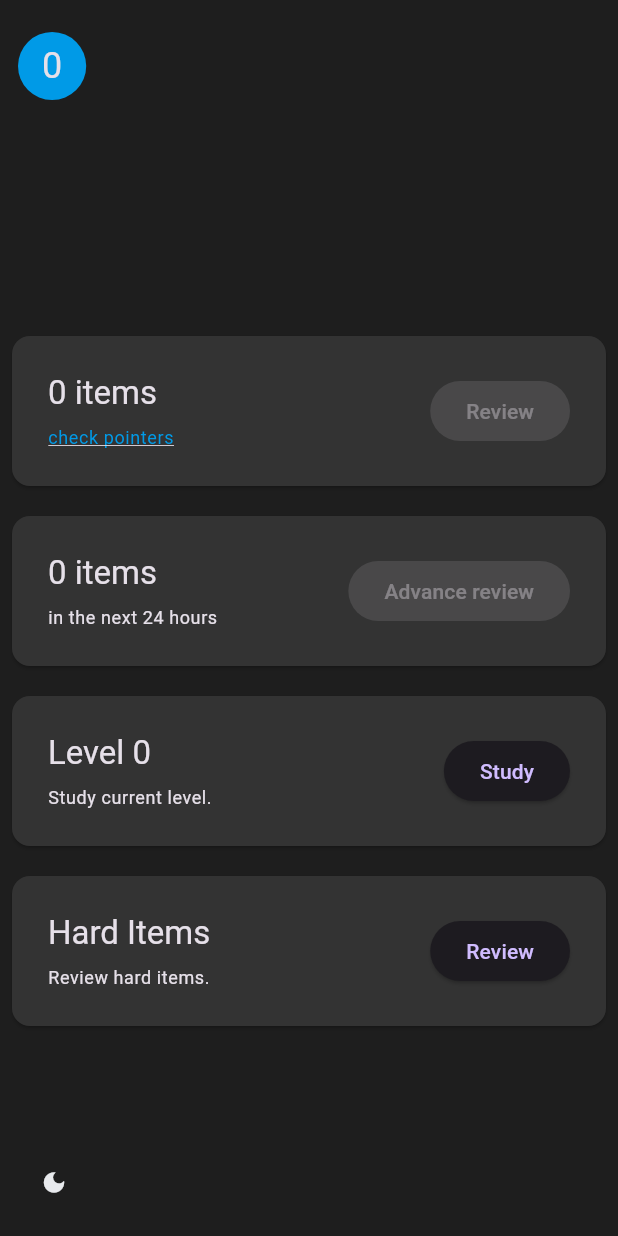
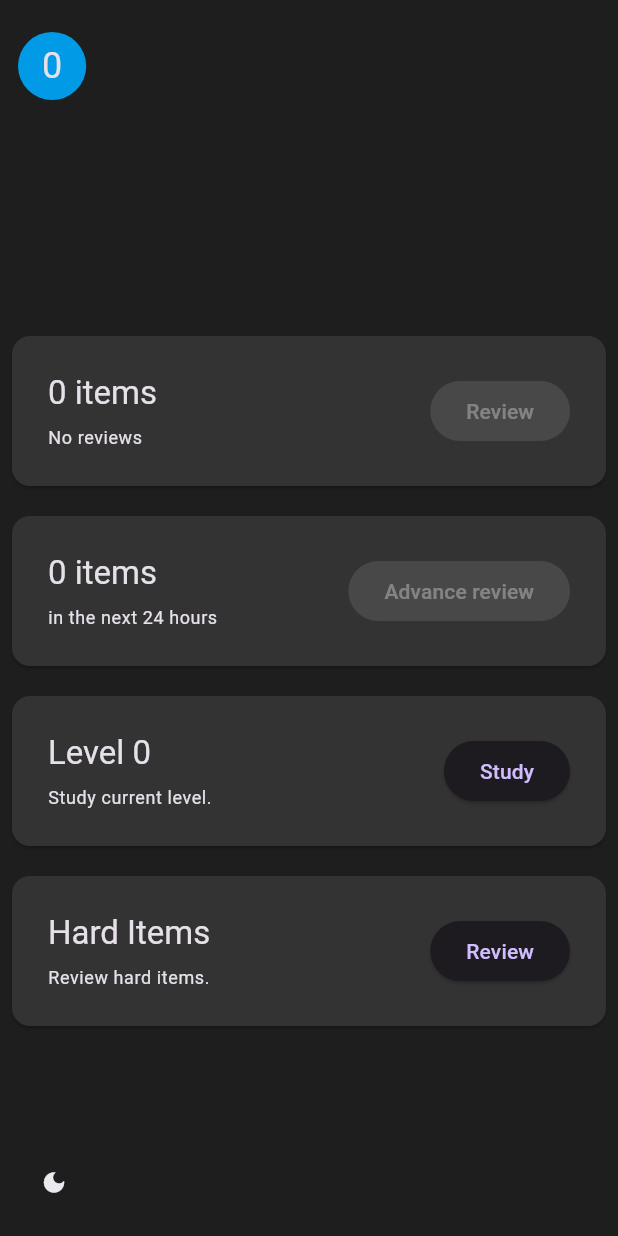
Before and after one commit to xamantra/mockani, a Flutter app: the HomeScreen screen opened by its route, on a phone screen of 412 x 824 dp. Run offline on Flutter 3.47's test engine with Material 2 defaults, Android fonts, the phone set to English and light mode, and no system bars; our stand-ins replace auto_size_text, shared_preferences, url_strategy; missing offline and left inert: auto_size_text_field, jovial_svg, kana_kit, string_similarity; accounts and stored records are empty; network calls fail.

Commit message:
hide pointers button if there are no reviews

```diff
--- a/lib/src/screens/reviews/review_available.dart
+++ b/lib/src/screens/reviews/review_available.dart
@@ -13,6 +13,7 @@ class AvailableReviewWidget extends StatelessWidget {
   final SummaryProvider summaryProvider;
 
   int get availableReview => summaryProvider.getAvailableReviews.length;
+  bool get noAvailable => availableReview == 0;
 
   @override
   Widget build(BuildContext context) {
@@ -49,12 +50,17 @@ class AvailableReviewWidget extends StatelessWidget {
                             ? const SizedBox()
                             : Icon(
                                 Icons.keyboard_arrow_right,
-                                color: theme.radical.withOpacity(availableReview == 0 ? 0.3 : 1),
+                                color: theme.radical.withOpacity(noAvailable ? 0.3 : 1),
                               ),
                       ],
                     ),
                     const SizedBox(height: 8),
-                    GestureDetector(
+                    noAvailable
+                        ? Text(
+                            "No reviews",
+                            style: Theme.of(context).textTheme.caption,
+                          )
+                        : GestureDetector(
                             onTap: () {
                               Navigator.pushNamed(context, POINTERS_ROUTE);
                             },
@@ -74,7 +80,7 @@ class AvailableReviewWidget extends StatelessWidget {
               isVerySmall
                   ? const SizedBox()
                   : ElevatedButton(
-                      onPressed: availableReview == 0
+                      onPressed: noAvailable
                           ? null
                           : () {
                               Navigator.pushNamed(context, REVIEW_ROUTE);
```
Lines whose indentation alone changed are shown as unchanged.
